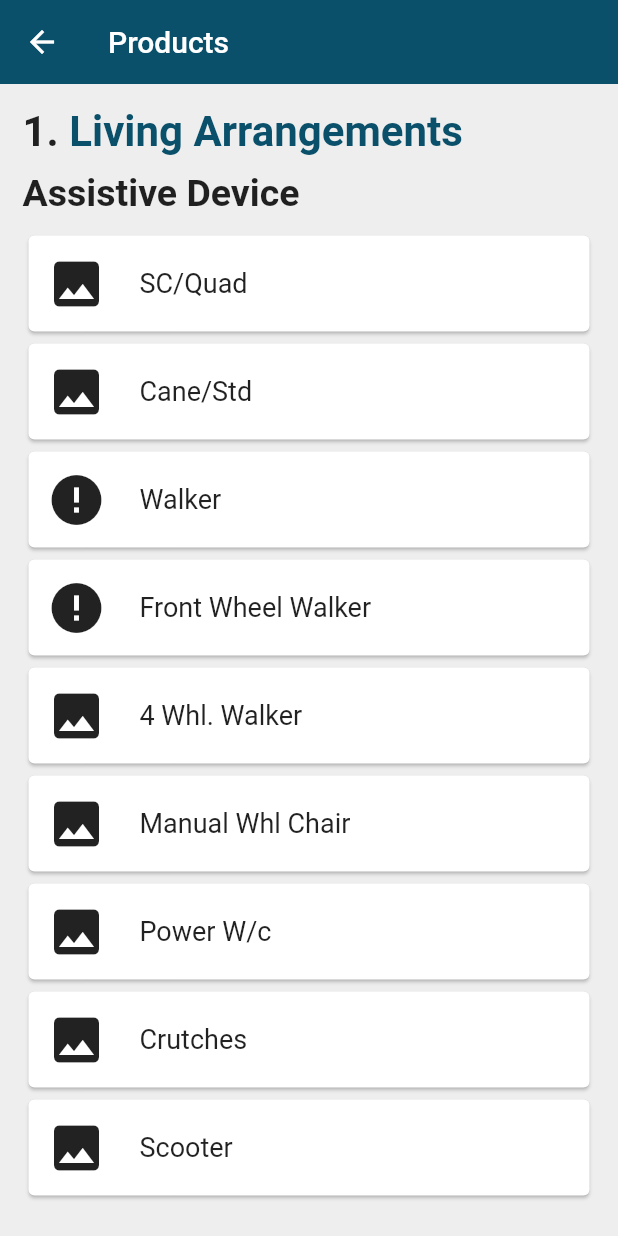
After one commit to Tushar1805/Home_Assessment, a Flutter app: the NurseUI screen opened directly, in the side drawer, after a tap on "Products", on a phone screen of 412 x 824 dp. The commit adds this screen. Run offline on Flutter 3.47's test engine with Material 2 defaults, Android fonts, the phone set to English and light mode, and no system bars; drawn by our look-alikes of cached_network_image; our stand-ins replace avatar_glow, cloud_firestore, dio, firebase_auth, firebase_core, firebase_messaging and 12 more; missing offline and left inert: async_button_builder, deep_collection, ndialog; accounts and stored records are empty; network calls fail; statements that could not run were skipped.

Commit message:
started adding product feature

```diff
--- a/lib/Assesment/Forms/LivingArrangements/livingArrangementUI.dart
+++ b/lib/Assesment/Forms/LivingArrangements/livingArrangementUI.dart
@@ -16,6 +16,7 @@ import 'package:image_picker/image_picker.dart';
 import 'package:firebase_storage/firebase_storage.dart' as firebase_storage;
 
 import 'package:path/path.dart';
+import 'package:tryapp/productDetails.dart';
 
 final _colorgreen = Color.fromRGBO(10, 80, 106, 1);
 
@@ -61,6 +62,28 @@ class _LivingArrangementsUIState extends State<LivingArrangementsUI> {
   String videoDownloadUrl, videoUrl, videoName;
   File video;
   var falseIndex = -1, trueIndex = -1;
+  List<Map<String, dynamic>> assistiveDevice = [
+    {"name": "SC/Quad", "description": "", "url": ""},
+    {"name": "Cane/Std", "description": "", "url": ""},
+    {
+      "name": "Walker",
+      "description":
+          "A walker is a type of mobility aid used to help people who are still able to walk (e.g., don't require a wheelchair) yet need assistance.\n\nIt is a four-legged frame that allows a person to lean on it for balance, support, and rest. \n\nWalkers are usually made out of aluminum so they are light enough to be picked up and moved easily. \n\nThey often have comfort grips made of foam, gel, or rubber to enhance the user's comfort. The tips of the legs are typically covered with rubber caps that are designed to prevent slipping and improve stability.",
+      "url": "https://www.aafp.org/afp/2011/0815/hi-res/afp20110815p405-f6.jpg"
+    },
+    {
+      "name": "Front Wheel Walker",
+      "description":
+          "The greatest benefit to using a front wheel walker is increased mobility.\n\nWith wheels on the front end, you don’t have to lift the walker every time you take a step. If you don’t have the upper body strength or endurance to use a basic walker comfortably, a wheeled option can still provide balance but makes movement easier.\n\nYou can move faster with a front wheel walker, but it’s still grounded by the two back legs. Many products offer slip-resistant caps or glide caps for the rear legs.\n\nSlip-resistant caps are made of a material like rubber, which prevents the walker from slipping on smooth surfaces. Glide caps, or glides, help a walker move more smoothly and quickly across a surface.",
+      "url":
+          "https://5.imimg.com/data5/WJ/YH/BR/SELLER-66068728/front-wheel-walker-500x500.jpg"
+    },
+    {"name": "4 Whl. Walker", "description": "", "url": ""},
+    {"name": "Manual Whl Chair", "description": "", "url": ""},
+    {"name": "Power W/c", "description": "", "url": ""},
+    {"name": "Crutches", "description": "", "url": ""},
+    {"name": "Scooter", "description": "", "url": ""}
+  ];
 
   final GlobalKey<FormState> _formKey = GlobalKey<FormState>();
   @override
@@ -1904,6 +1927,8 @@ class _LivingArrangementsUIState extends State<LivingArrangementsUI> {
                                       MainAxisAlignment.spaceBetween,
                                   children: [
                                     Container(
+                                      width: MediaQuery.of(context).size.width *
+                                          .3,
                                       child: Text('Assistive Device?',
                                           style: TextStyle(
                                             color:
@@ -1911,6 +1936,36 @@ class _LivingArrangementsUIState extends State<LivingArrangementsUI> {
                                             fontSize: 20,
                                           )),
                                     ),
+                                    Container(
+                                        child: IconButton(
+                                            onPressed: () {
+                                              for (int i = 0;
+                                                  i < assistiveDevice.length;
+                                                  i++) {
+                                                if (assistiveDevice[i]
+                                                        ['name'] ==
+                                                    widget.wholelist[1][widget
+                                                                    .accessname]
+                                                                ['question']
+                                                            ["7"]['additional']
+                                                        ["assistiveDevice"]) {
+                                                  Navigator.of(context).push(
+                                                      MaterialPageRoute(
+                                                          builder: (context) =>
+                                                              ProductDetails(
+                                                                  assistiveDevice[
+                                                                          i]
+                                                                      ['name'],
+                                                                  assistiveDevice[
+                                                                          i][
+                                                                      'description'],
+                                                                  assistiveDevice[
+                                                                          i][
+                                                                      'url'])));
+                                                }
+                                              }
+                                            },
+                                            icon: Icon(Icons.info))),
                                     DropdownButton(
                                       items: [
                                         DropdownMenuItem(
--- a/lib/Nurse_Case_Manager/Dashboard/nursedashUI.dart
+++ b/lib/Nurse_Case_Manager/Dashboard/nursedashUI.dart
@@ -14,6 +14,7 @@ import 'package:tryapp/Patient_Caregiver_Family/Dashboard/reportbase.dart';
 import 'package:tryapp/Patient_Caregiver_Family/Dashboard/reportui.dart';
 import 'package:tryapp/Therapist/Dashboard/homeAddresses.dart';
 import 'package:tryapp/Therapist/Dashboard/patients.dart';
+import 'package:tryapp/products.dart';
 import 'package:tryapp/splash/assesment.dart';
 import 'package:tryapp/constants.dart';
 // import 'package:cloud_firestore/cloud_firestore.dart';
@@ -712,6 +713,17 @@ class _NurseUIState extends State<NurseUI> {
                                 AssesmentSplashScreen("nurse/case manager")))
                   },
                 ),
+                ListTile(
+                  leading: Icon(Icons.assessment, color: Colors.green),
+                  title: Text(
+                    'Products',
+                    style: TextStyle(fontSize: 18),
+                  ),
+                  onTap: () => {
+                    Navigator.push(context,
+                        MaterialPageRoute(builder: (context) => Products()))
+                  },
+                ),
               ],
             ),
           ),
--- a/lib/Therapist/Dashboard/therapistdashUI.dart
+++ b/lib/Therapist/Dashboard/therapistdashUI.dart
@@ -59,7 +59,8 @@ class _TherapistUIState extends State<TherapistUI> {
         .get()
         .then((value) {
       if (value.data().containsKey("feedback")) {
-        if (value.data()["feedback"] != null) {
+        if (value.data()["feedback"] != null &&
+            value.data()["feedback"] != "") {
           setState(() {
             list = List<Map<String, dynamic>>.generate(
                 value.data()["feedback"].length,
@@ -78,6 +79,9 @@ class _TherapistUIState extends State<TherapistUI> {
             .collection("users")
             .doc(useruid.uid)
             .set({'feedback': ''}, SetOptions(merge: true));
+        setState(() {
+          rating = 0.0;
+        });
       }
     });
   }
--- /dev/null
+++ b/lib/products.dart
@@ -0,0 +1,256 @@
+import 'package:cached_network_image/cached_network_image.dart';
+import 'package:flutter/material.dart';
+import 'package:tryapp/productDetails.dart';
+
+class Products extends StatelessWidget {
+  List<Map<String, dynamic>> list = [
+    {
+      "room": "Living Arrangements",
+      "question": [
+        {
+          "question": "Assistive Device",
+          "products": [
+            {"name": "SC/Quad", "description": "", "url": ""},
+            {"name": "Cane/Std", "description": "", "url": ""},
+            {
+              "name": "Walker",
+              "description":
+                  "A walker is a type of mobility aid used to help people who are still able to walk (e.g., don't require a wheelchair) yet need assistance.\n\nIt is a four-legged frame that allows a person to lean on it for balance, support, and rest. \n\nWalkers are usually made out of aluminum so they are light enough to be picked up and moved easily. \n\nThey often have comfort grips made of foam, gel, or rubber to enhance the user's comfort. The tips of the legs are typically covered with rubber caps that are designed to prevent slipping and improve stability.",
+              "url":
+                  "https://www.aafp.org/afp/2011/0815/hi-res/afp20110815p405-f6.jpg"
+            },
+            {
+              "name": "Front Wheel Walker",
+              "description":
+                  "The greatest benefit to using a front wheel walker is increased mobility.\n\nWith wheels on the front end, you don’t have to lift the walker every time you take a step. If you don’t have the upper body strength or endurance to use a basic walker comfortably, a wheeled option can still provide balance but makes movement easier.\n\nYou can move faster with a front wheel walker, but it’s still grounded by the two back legs. Many products offer slip-resistant caps or glide caps for the rear legs.\n\nSlip-resistant caps are made of a material like rubber, which prevents the walker from slipping on smooth surfaces. Glide caps, or glides, help a walker move more smoothly and quickly across a surface.",
+              "url":
+                  "https://5.imimg.com/data5/WJ/YH/BR/SELLER-66068728/front-wheel-walker-500x500.jpg"
+            },
+            {"name": "4 Whl. Walker", "description": "", "url": ""},
+            {"name": "Manual Whl Chair", "description": "", "url": ""},
+            {"name": "Power W/c", "description": "", "url": ""},
+            {"name": "Crutches", "description": "", "url": ""},
+            {"name": "Scooter", "description": "", "url": ""}
+          ]
+        }
+      ]
+    },
+    {
+      "room": "Pathway",
+      "question": [],
+    },
+    {
+      "room": "Living Room",
+      "question": [
+        {
+          "question": "Switch Type",
+          "products": [],
+        },
+      ],
+    },
+    {
+      "room": "Kitchen",
+      "question": [],
+    },
+    {
+      "room": "Dining Room",
+      "question": [],
+    },
+    {
+      "room": "Bathroom",
+      "question": [],
+    },
+    {
+      "room": "Bedroom",
+      "question": [],
+    },
+    {
+      "room": "Laundry",
+      "question": [],
+    },
+    {
+      "room": "Patio",
+      "question": [],
+    },
+    {
+      "room": "Garage",
+      "question": [],
+    }
+  ];
+
+  @override
+  Widget build(BuildContext context) {
+    return Scaffold(
+      appBar: AppBar(
+        title: Text('Products'),
+        // automaticallyImplyLeading: false,
+        backgroundColor: Color.fromRGBO(10, 80, 106, 1),
+        elevation: 0.0,
+      ),
+      body:
+          // Container(
+          // width: MediaQuery.of(context).size.width,
+          // height: MediaQuery.of(context).size.height,
+          // child:
+          Container(
+        color: Colors.grey[200],
+        child: SingleChildScrollView(
+          child: ListView.builder(
+              physics: ClampingScrollPhysics(),
+              itemCount: list.length,
+              shrinkWrap: true,
+              itemBuilder: (context, index) {
+                return Container(
+                  padding: EdgeInsets.all(15),
+                  child: (list[index]["question"].length > 0)
+                      ? Column(
+                          crossAxisAlignment: CrossAxisAlignment.start,
+                          children: [
+                              Row(
+                                children: [
+                                  Text("${index + 1}. ",
+                                      style: TextStyle(
+                                          fontSize: 28,
+                                          fontWeight: FontWeight.bold)),
+                                  Text("${list[index]["room"]}",
+                                      style: TextStyle(
+                                          fontSize: 28,
+                                          color: Color.fromRGBO(10, 80, 106, 1),
+                                          fontWeight: FontWeight.bold)),
+                                ],
+                              ),
+                              SizedBox(
+                                height: 10,
+                              ),
+                              Container(
+                                child: ListView.builder(
+                                    itemCount: list[index]["question"].length,
+                                    physics: ClampingScrollPhysics(),
+                                    shrinkWrap: true,
+                                    itemBuilder: (context, index2) {
+                                      return Container(
+                                        child: Column(
+                                          crossAxisAlignment:
+                                              CrossAxisAlignment.start,
+                                          children: [
+                                            Text(
+                                              "${list[index]["question"][index2]["question"]}",
+                                              style: TextStyle(
+                                                  color: Colors.black87,
+                                                  fontSize: 25,
+                                                  fontWeight: FontWeight.bold),
+                                            ),
+                                            SizedBox(
+                                              height: 10,
+                                            ),
+                                            Container(
+                                              child: ListView.builder(
+                                                  itemCount: list[index]
+                                                              ["question"]
+                                                          [index2]["products"]
+                                                      .length,
+                                                  physics:
+                                                      ClampingScrollPhysics(),
+                                                  shrinkWrap: true,
+                                                  itemBuilder:
+                                                      (context, index3) {
+                                                    return GestureDetector(
+                                                      onTap: () {
+                                                        Navigator.of(context).push(MaterialPageRoute(
+                                                            builder: (context) => ProductDetails(
+                                                                list[index]["question"][index2]
+                                                                            ["products"]
+                                                                        [index3]
+                                                                    ['name'],
+                                                                list[index]["question"]
+                                                                            [index2]
+                                                                        ["products"][index3]
+                                                                    [
+                                                                    'description'],
+                                                                list[index]["question"]
+                                                                            [index2]
+                                                                        ["products"]
+                                                                    [index3]['url'])));
+                                                      },
+                                                      child: Container(
+                                                        child: Card(
+                                                          child: Row(
+                                                            children: [
+                                                              Container(
+                                                                  child: Card(
+                                                                elevation: 0.0,
+                                                                shape:
+                                                                    RoundedRectangleBorder(
+                                                                  borderRadius:
+                                                                      BorderRadius
+                                                                          .circular(
+                                                                              7.0),
+                                                                ),
+                                                                child: Padding(
+                                                                  padding:
+                                                                      const EdgeInsets
+                                                                              .all(
+                                                                          8.0),
+                                                                  child: (list[index]["question"][index2]["products"][index3]
+                                                                              [
+                                                                              'url'] !=
+                                                                          "")
+                                                                      ? CachedNetworkImage(
+                                                                          imageUrl:
+                                                                              list[index]["question"][index2]["products"][index3]['url'],
+                                                                          fit: BoxFit
+                                                                              .cover,
+                                                                          width:
+                                                                              40,
+                                                                          height:
+                                                                              40,
+                                                                          placeholder: (context, url) =>
+                                                                              new CircularProgressIndicator(),
+                                                                          errorWidget: (context, url, error) =>
+                                                                              new Icon(
+                                                                            Icons.error,
+                                                                            size:
+                                                                                40,
+                                                                          ),
+                                                                        )
+                                                                      : Icon(
+                                                                          Icons
+                                                                              .image,
+                                                                          size:
+                                                                              40,
+                                                                        ),
+                                                                ),
+                                                              )),
+                                                              SizedBox(
+                                                                width: 10,
+                                                              ),
+                                                              Container(
+                                                                child: Text(
+                                                                  "${list[index]["question"][index2]["products"][index3]['name']}",
+                                                                  style: TextStyle(
+                                                                      fontSize:
+                                                                          18),
+                                                                ),
+                                                              )
+                                                            ],
+                                                          ),
+                                                        ),
+                                                      ),
+                                                    );
+                                                  }),
+                                            )
+                                          ],
+                                        ),
+                                      );
+                                    }),
+                              ),
+                            ])
+                      : SizedBox(),
+                );
+              }),
+        ),
+      ),
+      // ),
+    );
+  }
+}
--- a/pubspec.yaml
+++ b/pubspec.yaml
@@ -40,7 +40,6 @@ dependencies:
   deep_collection: ^1.0.1
   intl: ^0.17.0
   pdf: ^3.4.2
-  flutter_full_pdf_viewer:
   path_provider: ^2.0.2
   permission_handler: ^8.1.4+2
   photo_view: ^0.12.0
```
Also changed, not shown: lib/productDetails.dart (added, +94 -0 lines), pubspec.lock.
